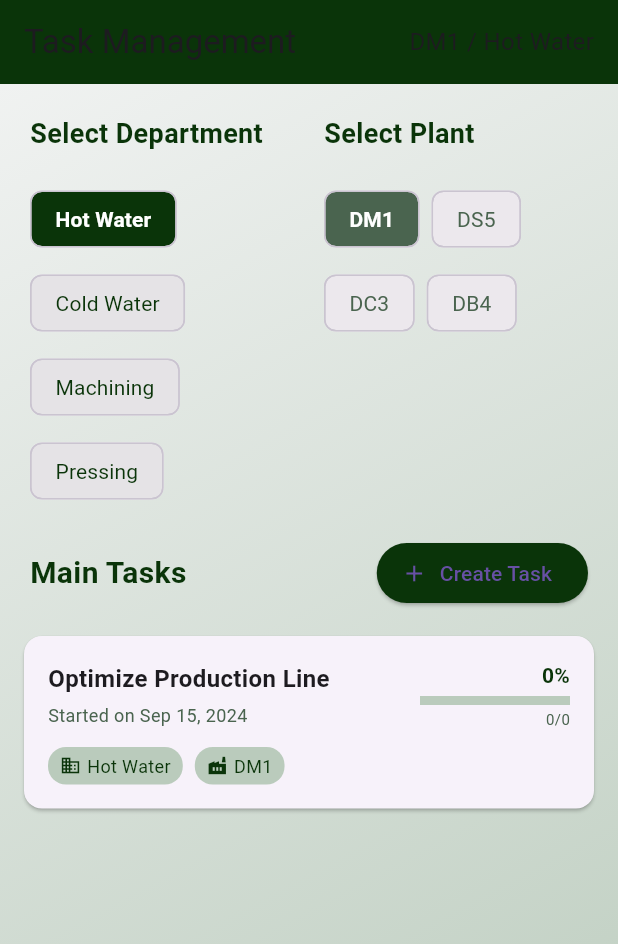
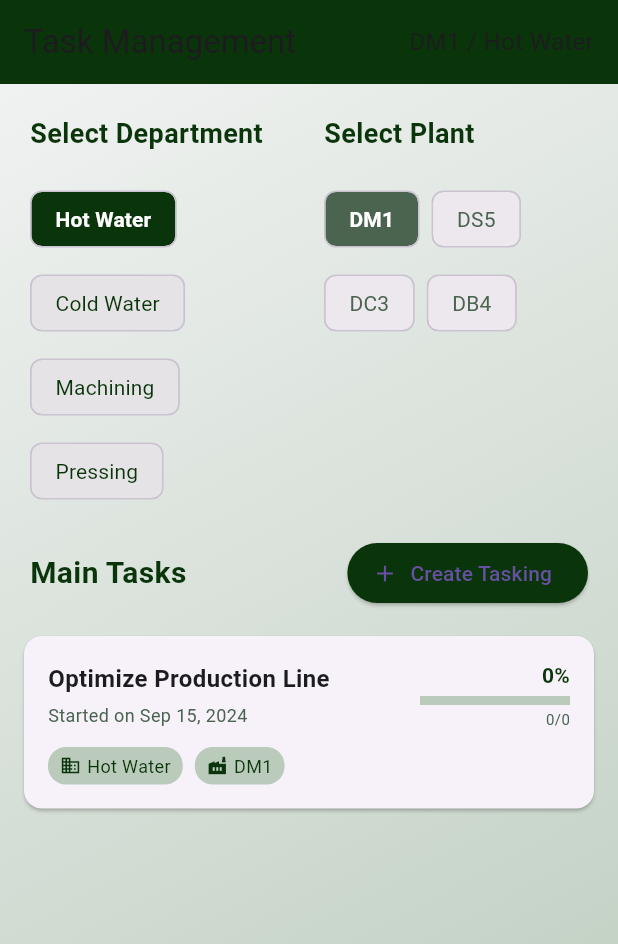
Before and after one commit to Mertyandimata/productiontaskappflutter, a Flutter app: the screen it shows after launch, on a phone screen of 412 x 824 dp. Shown: the top 944 px of the screen. Run offline on Flutter 3.47's test engine with Material 3 defaults, Android fonts, the light colour scheme and no system bars.

Commit message:
main sayfa hazirlandi

```diff
--- a/lib/screens/TaskManagementPage.dart
+++ b/lib/screens/TaskManagementPage.dart
@@ -80,7 +80,7 @@ class _TaskManagementPageState extends State<TaskManagementPage> {
                   ElevatedButton.icon(
                     onPressed: _showCreateTaskDialog,
                     icon: Icon(Icons.add),
-                    label: Text('Create Task'),
+                    label: Text('Create Tasking'),
                     style: ElevatedButton.styleFrom(backgroundColor: AppColors.primary),
                   ),
                 ],
```
